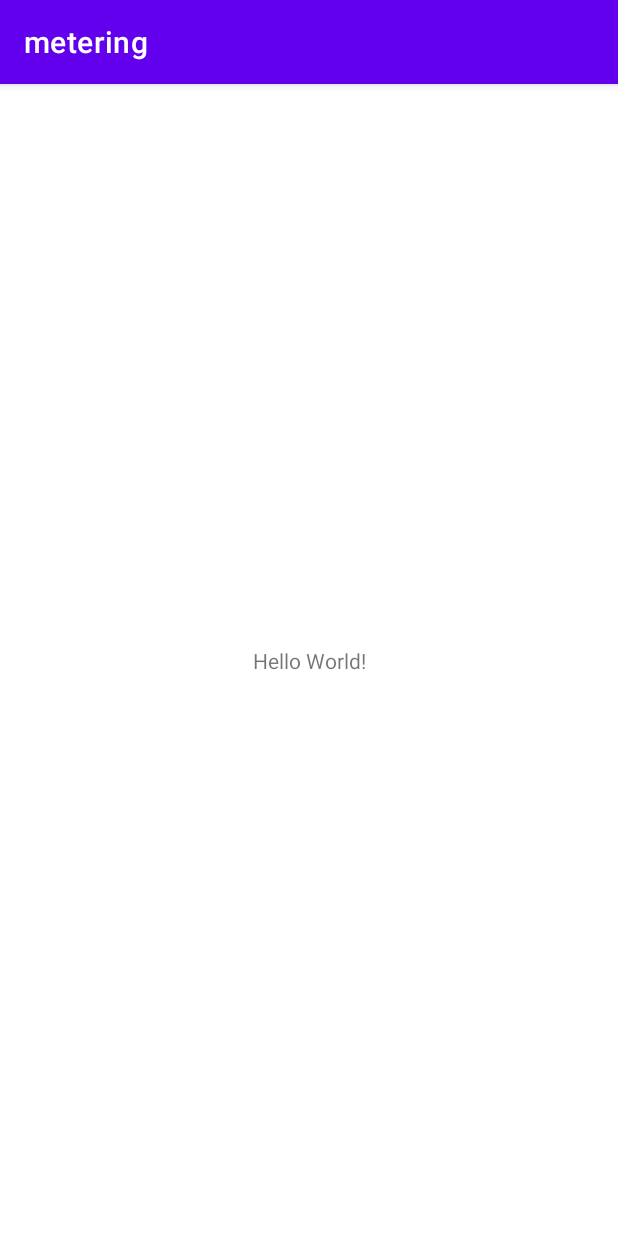
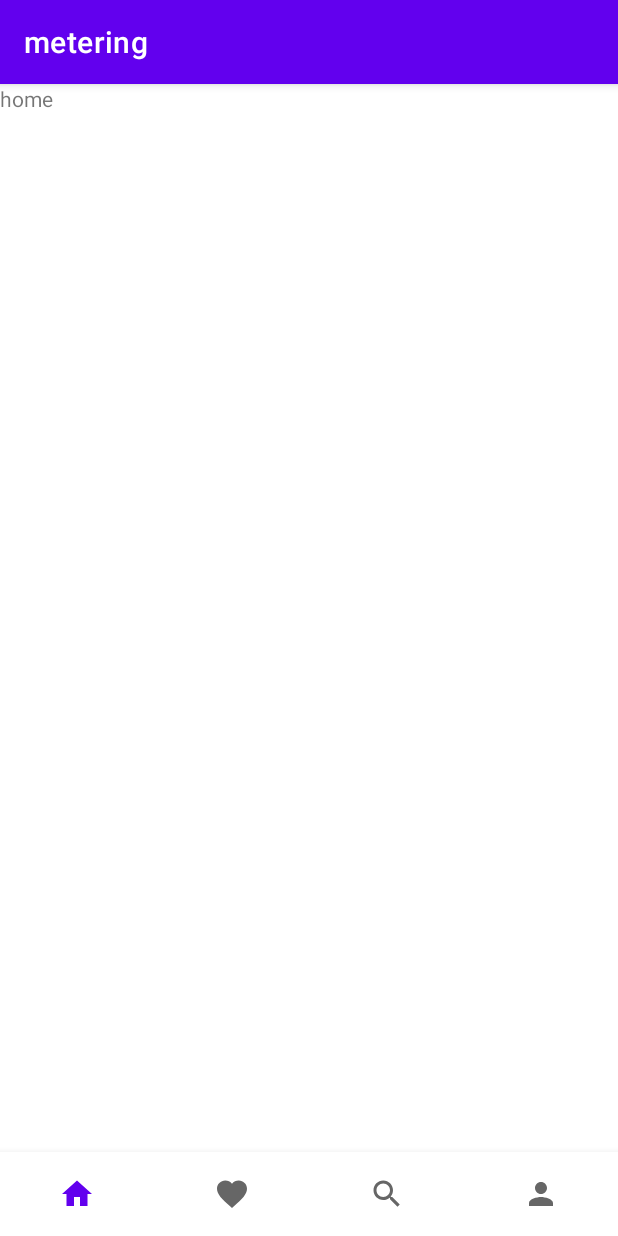
Before and after one commit to sonekthree/metering, an Android app: the screen it shows after launch (MainActivity), on a phone screen of 412 x 824 dp. Run offline under Robolectric (Android 15) with nearby library versions, the phone set to English and light mode, and no system bars.

Commit message:
Bottom_nav FEAT

```diff
--- a/app/build.gradle
+++ b/app/build.gradle
@@ -29,10 +29,14 @@ android {
 }
 
 dependencies {
+    implementation 'androidx.navigation:navigation-fragment:2.3.2'
+    implementation 'androidx.navigation:navigation-ui:2.3.2'
+    implementation 'com.google.android.material:material:1.3.0'
 
     implementation 'androidx.appcompat:appcompat:1.3.1'
-    implementation 'com.google.android.material:material:1.4.0'
+    //implementation 'com.google.android.material:material:1.4.0'
     implementation 'androidx.constraintlayout:constraintlayout:2.1.1'
+    implementation 'androidx.legacy:legacy-support-v4:1.0.0'
     testImplementation 'junit:junit:4.+'
     androidTestImplementation 'androidx.test.ext:junit:1.1.3'
     androidTestImplementation 'androidx.test.espresso:espresso-core:3.4.0'
--- a/app/src/main/java/com/exam/metering/ClassDB.java
+++ b/app/src/main/java/com/exam/metering/ClassDB.java
@@ -67,9 +67,7 @@ public class ClassDB {
         return class_perhour;
     }
 
-    public int getClass_price() {
-        return class_price;
-    }
+    public int getClass_price() { return class_price; }
 
     public String getClass_schedule() {
         return class_schedule;
--- a/app/src/main/java/com/exam/metering/MainActivity.java
+++ b/app/src/main/java/com/exam/metering/MainActivity.java
@@ -1,14 +1,63 @@
 package com.exam.metering;
 
 import android.os.Bundle;
+import android.view.MenuItem;
 
+import androidx.annotation.NonNull;
 import androidx.appcompat.app.AppCompatActivity;
+import androidx.fragment.app.Fragment;
+
+import com.google.android.material.bottomnavigation.BottomNavigationView;
+
 
 public class MainActivity extends AppCompatActivity {
-
+    BottomNavigationView bottomNavigationView;
+    Fragment fragment_home;
+    Fragment fragment_match;
+    Fragment fragment_search;
+    Fragment fragment_my;
     @Override
     protected void onCreate(Bundle savedInstanceState) {
         super.onCreate(savedInstanceState);
         setContentView(R.layout.activity_main);
+
+        fragment_home = new homePage();
+        fragment_match = new matchPage();
+        fragment_search = new searchPage();
+        fragment_my = new myPage();
+
+        bottomNavigationView = findViewById(R.id.bottomNavigationView);
+
+        // 초기 플래그먼트 설정
+        getSupportFragmentManager().beginTransaction().replace(R.id.main_layout, fragment_home).commitAllowingStateLoss();
+
+
+        // 바텀 네비게이션
+        bottomNavigationView = findViewById(R.id.bottomNavigationView);
+
+
+        // 리스너 등록
+        bottomNavigationView.setOnNavigationItemSelectedListener(new BottomNavigationView.OnNavigationItemSelectedListener() {
+            @Override
+            public boolean onNavigationItemSelected(@NonNull MenuItem item) {
+
+                switch (item.getItemId()){
+                    case R.id.item_homePage:
+                        getSupportFragmentManager().beginTransaction() .replace(R.id.main_layout,fragment_home).commitAllowingStateLoss();
+                        return true;
+                    case R.id.item_matchPage:
+                        getSupportFragmentManager().beginTransaction() .replace(R.id.main_layout,fragment_match).commitAllowingStateLoss();
+                        return true;
+                    case R.id.item_searchPage:
+                        getSupportFragmentManager().beginTransaction() .replace(R.id.main_layout,fragment_search).commitAllowingStateLoss();
+                        return true;
+                    case R.id.item_myPage:
+                        getSupportFragmentManager().beginTransaction() .replace(R.id.main_layout,fragment_my).commitAllowingStateLoss();
+                        return true;
+                }
+                return true;
+            }
+        });
+
     }
 }
--- /dev/null
+++ b/app/src/main/java/com/exam/metering/homePage.java
@@ -0,0 +1,21 @@
+package com.exam.metering;
+
+import android.os.Bundle;
+import android.view.LayoutInflater;
+import android.view.View;
+import android.view.ViewGroup;
+
+import androidx.annotation.Nullable;
+import androidx.fragment.app.Fragment;
+
+
+public class homePage extends Fragment {
+
+    @Nullable
+    @Override
+    public View onCreateView(@Nullable LayoutInflater inflater, @Nullable ViewGroup container,
+                             @Nullable Bundle savedInstanceState) {
+        // Inflate the layout for this fragment
+        return inflater.inflate(R.layout.fragment_home_page, container, false);
+    }
+}
--- /dev/null
+++ b/app/src/main/java/com/exam/metering/matchPage.java
@@ -0,0 +1,21 @@
+package com.exam.metering;
+
+import android.os.Bundle;
+import android.view.LayoutInflater;
+import android.view.View;
+import android.view.ViewGroup;
+
+import androidx.annotation.Nullable;
+import androidx.fragment.app.Fragment;
+
+
+public class matchPage extends Fragment {
+
+    @Nullable
+    @Override
+    public View onCreateView(@Nullable LayoutInflater inflater, @Nullable ViewGroup container,
+                             @Nullable Bundle savedInstanceState) {
+        // Inflate the layout for this fragment
+        return inflater.inflate(R.layout.fragment_match_page, container, false);
+    }
+}
--- /dev/null
+++ b/app/src/main/java/com/exam/metering/myPage.java
@@ -0,0 +1,21 @@
+package com.exam.metering;
+
+import android.os.Bundle;
+import android.view.LayoutInflater;
+import android.view.View;
+import android.view.ViewGroup;
+
+import androidx.annotation.Nullable;
+import androidx.fragment.app.Fragment;
+
+
+public class myPage extends Fragment {
+
+    @Nullable
+    @Override
+    public View onCreateView(@Nullable LayoutInflater inflater, @Nullable ViewGroup container,
+                             @Nullable Bundle savedInstanceState) {
+        // Inflate the layout for this fragment
+        return inflater.inflate(R.layout.fragment_my_page, container, false);
+    }
+}
--- /dev/null
+++ b/app/src/main/java/com/exam/metering/searchPage.java
@@ -0,0 +1,21 @@
+package com.exam.metering;
+
+import android.os.Bundle;
+import android.view.LayoutInflater;
+import android.view.View;
+import android.view.ViewGroup;
+
+import androidx.annotation.Nullable;
+import androidx.fragment.app.Fragment;
+
+
+public class searchPage extends Fragment {
+
+    @Nullable
+    @Override
+    public View onCreateView(@Nullable LayoutInflater inflater, @Nullable ViewGroup container,
+                             @Nullable Bundle savedInstanceState) {
+        // Inflate the layout for this fragment
+        return inflater.inflate(R.layout.fragment_search_page, container, false);
+    }
+}
--- /dev/null
+++ b/app/src/main/res/drawable/ic_baseline_favorite_24.xml
@@ -0,0 +1,5 @@
+<vector android:height="24dp" android:tint="#626262"
+    android:viewportHeight="24" android:viewportWidth="24"
+    android:width="24dp" xmlns:android="http://schemas.android.com/apk/res/android">
+    <path android:fillColor="@android:color/white" android:pathData="M12,21.35l-1.45,-1.32C5.4,15.36 2,12.28 2,8.5 2,5.42 4.42,3 7.5,3c1.74,0 3.41,0.81 4.5,2.09C13.09,3.81 14.76,3 16.5,3 19.58,3 22,5.42 22,8.5c0,3.78 -3.4,6.86 -8.55,11.54L12,21.35z"/>
+</vector>
--- /dev/null
+++ b/app/src/main/res/drawable/ic_baseline_home_24.xml
@@ -0,0 +1,5 @@
+<vector android:height="24dp" android:tint="#626262"
+    android:viewportHeight="24" android:viewportWidth="24"
+    android:width="24dp" xmlns:android="http://schemas.android.com/apk/res/android">
+    <path android:fillColor="@android:color/white" android:pathData="M10,20v-6h4v6h5v-8h3L12,3 2,12h3v8z"/>
+</vector>
--- /dev/null
+++ b/app/src/main/res/drawable/ic_baseline_person_24.xml
@@ -0,0 +1,5 @@
+<vector android:height="24dp" android:tint="#626262"
+    android:viewportHeight="24" android:viewportWidth="24"
+    android:width="24dp" xmlns:android="http://schemas.android.com/apk/res/android">
+    <path android:fillColor="@android:color/white" android:pathData="M12,12c2.21,0 4,-1.79 4,-4s-1.79,-4 -4,-4 -4,1.79 -4,4 1.79,4 4,4zM12,14c-2.67,0 -8,1.34 -8,4v2h16v-2c0,-2.66 -5.33,-4 -8,-4z"/>
+</vector>
--- /dev/null
+++ b/app/src/main/res/drawable/ic_baseline_search_24.xml
@@ -0,0 +1,5 @@
+<vector android:height="24dp" android:tint="#626262"
+    android:viewportHeight="24" android:viewportWidth="24"
+    android:width="24dp" xmlns:android="http://schemas.android.com/apk/res/android">
+    <path android:fillColor="@android:color/white" android:pathData="M15.5,14h-0.79l-0.28,-0.27C15.41,12.59 16,11.11 16,9.5 16,5.91 13.09,3 9.5,3S3,5.91 3,9.5 5.91,16 9.5,16c1.61,0 3.09,-0.59 4.23,-1.57l0.27,0.28v0.79l5,4.99L20.49,19l-4.99,-5zM9.5,14C7.01,14 5,11.99 5,9.5S7.01,5 9.5,5 14,7.01 14,9.5 11.99,14 9.5,14z"/>
+</vector>
--- a/app/src/main/res/layout/activity_main.xml
+++ b/app/src/main/res/layout/activity_main.xml
@@ -6,13 +6,25 @@
     android:layout_height="match_parent"
     tools:context=".MainActivity">
 
-    <TextView
-        android:layout_width="wrap_content"
+    <FrameLayout
+        android:id="@+id/main_layout"
+        android:layout_width="match_parent"
+        android:layout_height="0dp"
+        app:layout_constraintBottom_toTopOf="@+id/bottomNavigationView"
+        app:layout_constraintEnd_toEndOf="parent"
+        app:layout_constraintStart_toStartOf="parent"
+        app:layout_constraintTop_toTopOf="parent" >
+    </FrameLayout>
+
+    <com.google.android.material.bottomnavigation.BottomNavigationView
+        android:id="@+id/bottomNavigationView"
+        android:layout_width="match_parent"
         android:layout_height="wrap_content"
-        android:text="Hello World!"
+        app:itemBackground="@android:color/white"
+        app:labelVisibilityMode="unlabeled"
         app:layout_constraintBottom_toBottomOf="parent"
-        app:layout_constraintLeft_toLeftOf="parent"
-        app:layout_constraintRight_toRightOf="parent"
-        app:layout_constraintTop_toTopOf="parent" />
+        app:layout_constraintEnd_toEndOf="parent"
+        app:layout_constraintStart_toStartOf="parent"
+        app:menu="@menu/bottom_menu"/>
 
 </androidx.constraintlayout.widget.ConstraintLayout>
--- /dev/null
+++ b/app/src/main/res/layout/fragment_home_page.xml
@@ -0,0 +1,15 @@
+<?xml version="1.0" encoding="utf-8"?>
+<FrameLayout xmlns:android="http://schemas.android.com/apk/res/android"
+    xmlns:tools="http://schemas.android.com/tools"
+    android:layout_width="match_parent"
+    android:layout_height="match_parent"
+    tools:context=".homePage">
+
+    <!-- TODO: Update blank fragment layout -->
+    <TextView
+        android:layout_width="match_parent"
+        android:layout_height="match_parent"
+        android:text="home" />
+
+
+</FrameLayout>
--- /dev/null
+++ b/app/src/main/res/menu/bottom_menu.xml
@@ -0,0 +1,23 @@
+<?xml version="1.0" encoding="utf-8"?>
+<menu xmlns:android="http://schemas.android.com/apk/res/android">
+    <item android:id="@+id/item_homePage"
+        android:enabled="true"
+        android:icon="@drawable/ic_baseline_home_24"
+        android:title="홈화면" />
+
+    <item android:id="@+id/item_matchPage"
+        android:enabled="true"
+        android:icon="@drawable/ic_baseline_favorite_24"
+        android:title="매칭화면" />
+
+    <item android:id="@+id/item_searchPage"
+        android:enabled="true"
+        android:icon="@drawable/ic_baseline_search_24"
+        android:title="검색화면" />
+
+    <item android:id="@+id/item_myPage"
+        android:enabled="true"
+        android:icon="@drawable/ic_baseline_person_24"
+        android:title="프로필화면" />
+
+</menu>
--- a/app/src/main/res/values/strings.xml
+++ b/app/src/main/res/values/strings.xml
@@ -1,3 +1,5 @@
 <resources>
     <string name="app_name">metering</string>
+    <!-- TODO: Remove or change this placeholder text -->
+    <string name="hello_blank_fragment">Hello blank fragment</string>
 </resources>
```
Also changed, not shown: app/src/main/res/layout/fragment_match_page.xml (added, +14 -0 lines), app/src/main/res/layout/fragment_my_page.xml (added, +14 -0 lines), app/src/main/res/layout/fragment_search_page.xml (added, +14 -0 lines).
